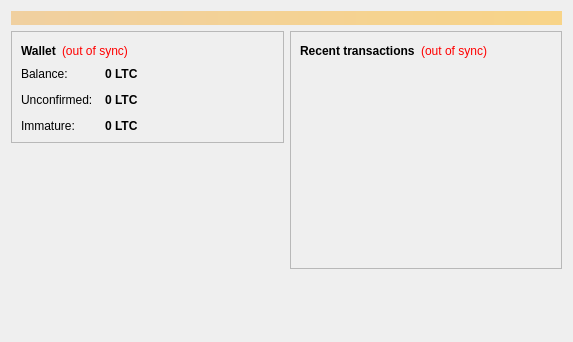
Qt form src/qt/forms/overviewpage.ui (Cannacoin-Project/Cannacoin) before a commit.
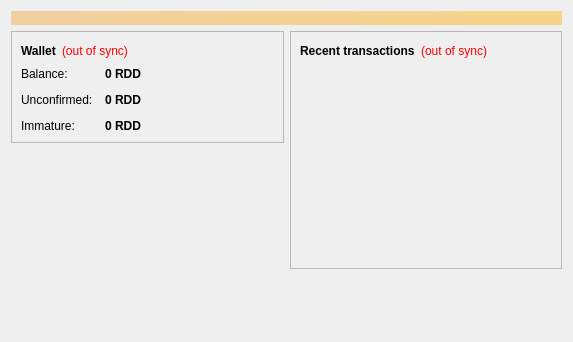
The same form after that commit.

What changed in the file:
```diff
--- a/src/qt/forms/overviewpage.ui
+++ b/src/qt/forms/overviewpage.ui
@@ -122,7 +122,7 @@
                <string>Your current balance</string>
               </property>
               <property name="text">
-               <string notr="true">0 LTC</string>
+               <string notr="true">0 RDD</string>
               </property>
               <property name="textInteractionFlags">
                <set>Qt::LinksAccessibleByMouse|Qt::TextSelectableByKeyboard|Qt::TextSelectableByMouse</set>
@@ -151,7 +151,7 @@
                <string>Total of transactions that have yet to be confirmed, and do not yet count toward the current balance</string>
               </property>
               <property name="text">
-               <string notr="true">0 LTC</string>
+               <string notr="true">0 RDD</string>
               </property>
               <property name="textInteractionFlags">
                <set>Qt::LinksAccessibleByMouse|Qt::TextSelectableByKeyboard|Qt::TextSelectableByMouse</set>
@@ -177,7 +177,7 @@
                <string>Mined balance that has not yet matured</string>
               </property>
               <property name="text">
-               <string notr="true">0 LTC</string>
+               <string notr="true">0 RDD</string>
               </property>
               <property name="textInteractionFlags">
                <set>Qt::LinksAccessibleByMouse|Qt::TextSelectableByKeyboard|Qt::TextSelectableByMouse</set>
```
Left out of the diff: 4 changed lines with no effect on the pictures.
